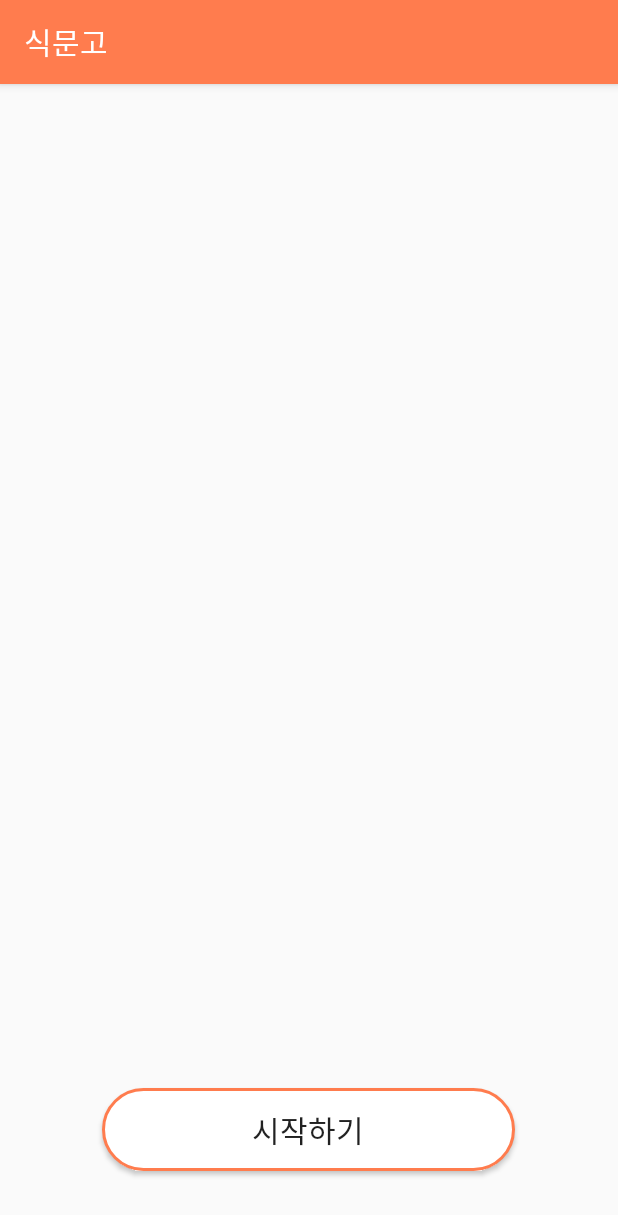
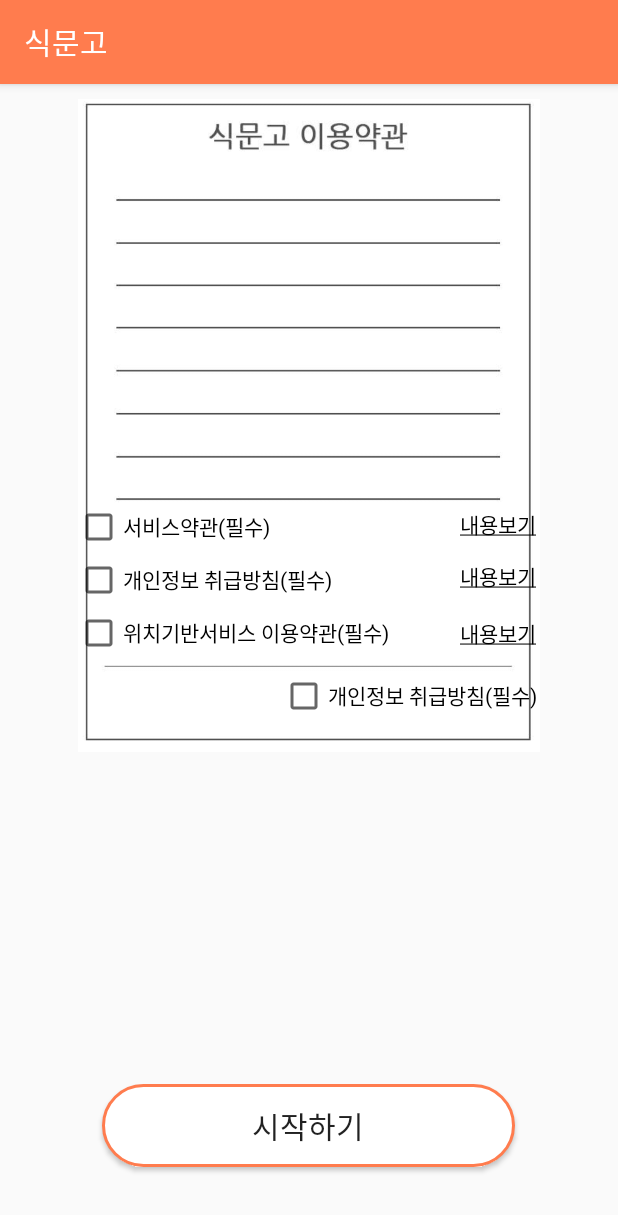
Before and after one commit to geni429/SigMunGo, an Android app: the Certification screen opened directly, with no data from a screen before it, on a phone screen of 412 x 824 dp. Shown: the top 1215 px of the screen. Run offline under Robolectric (Android 15) with nearby library versions, the light colour scheme and no system bars.

Commit message:
이용약관 완성했어요 수정할 부분 있으면 수정 해주세요

```diff
--- a/SigMunGo/app/src/main/res/layout/certification.xml
+++ b/SigMunGo/app/src/main/res/layout/certification.xml
@@ -1,18 +1,97 @@
 <?xml version="1.0" encoding="utf-8"?>
-<RelativeLayout xmlns:android="http://schemas.android.com/apk/res/android"
+<LinearLayout xmlns:android="http://schemas.android.com/apk/res/android"
     xmlns:tools="http://schemas.android.com/tools"
     android:layout_width="match_parent"
     android:layout_height="match_parent"
+    android:orientation="vertical"
+    android:weightSum="15"
     tools:context="com.example.sigmungo.sigmungo.Certification">
+
+    <LinearLayout
+        android:layout_width="match_parent"
+        android:layout_height="0dp"
+        android:layout_marginTop="10dp"
+        android:layout_weight="13"
+        android:orientation="vertical"
+        android:weightSum="10">
+
+        <ImageView
+            android:layout_width="match_parent"
+            android:layout_height="435dp"
+            android:src="@drawable/use" />
+
+        <CheckBox
+            android:layout_width="200dp"
+            android:layout_height="30dp"
+            android:layout_marginLeft="50dp"
+            android:layout_marginTop="-165dp"
+            android:text="서비스약관(필수)" />
+
+        <CheckBox
+            android:layout_width="200dp"
+            android:layout_height="30dp"
+            android:layout_marginLeft="50dp"
+            android:layout_marginTop="5dp"
+            android:text="개인정보 취급방침(필수)" />
+
+        <CheckBox
+            android:layout_width="230dp"
+            android:layout_height="30dp"
+            android:layout_marginLeft="50dp"
+            android:layout_marginTop="5dp"
+            android:text="위치기반서비스 이용약관(필수)" />
+
+        <TextView
+            android:layout_width="70dp"
+            android:layout_height="25dp"
+            android:layout_gravity="right"
+            android:layout_marginRight="35dp"
+            android:layout_marginTop="-98dp"
+            android:text="@string/underline"
+            android:textColor="@color/colorButton" />
+
+        <TextView
+            android:layout_width="70dp"
+            android:layout_height="25dp"
+            android:layout_gravity="right"
+            android:layout_marginRight="35.5dp"
+            android:layout_marginTop="47dp"
+            android:text="@string/underline"
+            android:textColor="@color/colorButton" />
+
+        <TextView
+            android:layout_width="70dp"
+            android:layout_height="25dp"
+            android:layout_gravity="right"
+            android:layout_marginRight="35dp"
+            android:layout_marginTop="-63dp"
+            android:text="@string/underline"
+            android:textColor="@color/colorButton" />
+
+        <CheckBox
+            android:layout_width="200dp"
+            android:layout_height="30dp"
+            android:layout_gravity="right"
+            android:layout_marginRight="25dp"
+            android:layout_marginTop="50dp"
+            android:text="개인정보 취급방침(필수)" />
+</LinearLayout>
+    <LinearLayout
+    android:layout_width="match_parent"
+    android:layout_height="0dp"
+    android:layout_weight="2"
+    android:gravity="center_horizontal"
+    >
 
     <Button
         android:id="@+id/button"
         android:layout_width="275dp"
         android:layout_height="55dp"
-        android:background="@drawable/primary_button"
         android:layout_alignParentBottom="true"
         android:layout_centerHorizontal="true"
         android:layout_marginBottom="43dp"
+        android:background="@drawable/primary_button"
         android:text="시작하기"
-        android:textSize="20dp"/>
-</RelativeLayout>
+        android:textSize="20dp" />
+</LinearLayout>
+</LinearLayout>
--- a/SigMunGo/app/src/main/res/values/strings.xml
+++ b/SigMunGo/app/src/main/res/values/strings.xml
@@ -2,4 +2,5 @@
     <string name="app_name">식문고</string>
     <string name="action_main_sidemenu">MainSideMenu</string>
     <string name="action_main_simplewrite">MainSimpleWrite</string>
+    <string name="underline"><u>내용보기</u></string>
 </resources>
```
Also changed, not shown: SigMunGo/app/src/main/res/drawable/use.png (added).
